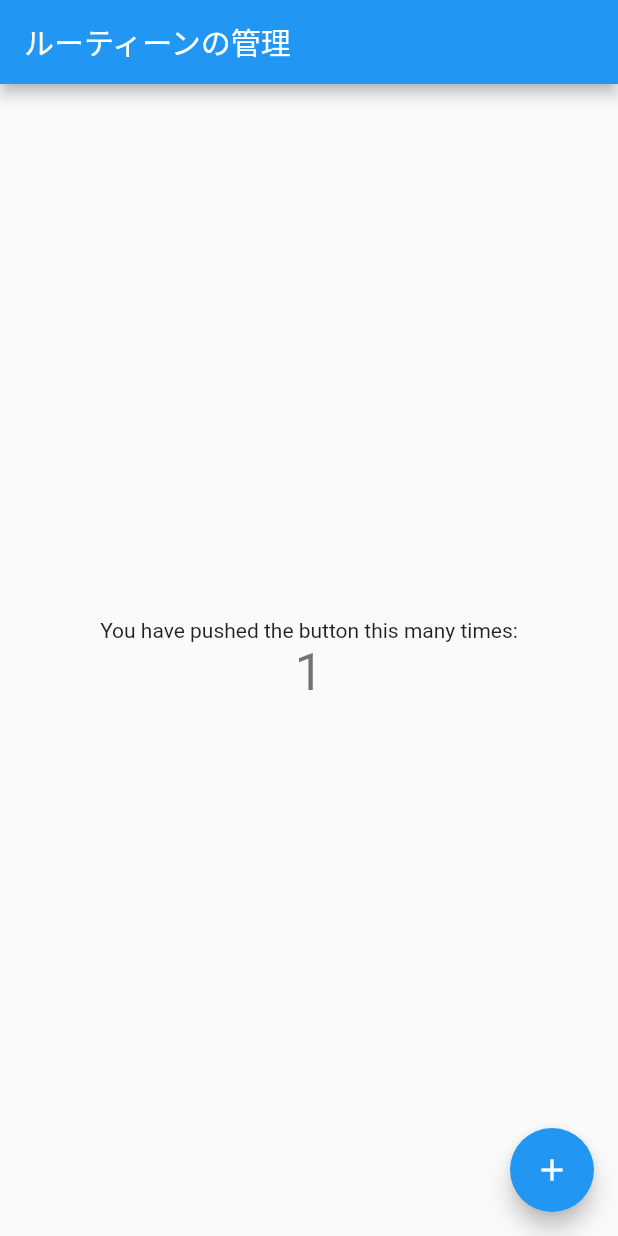
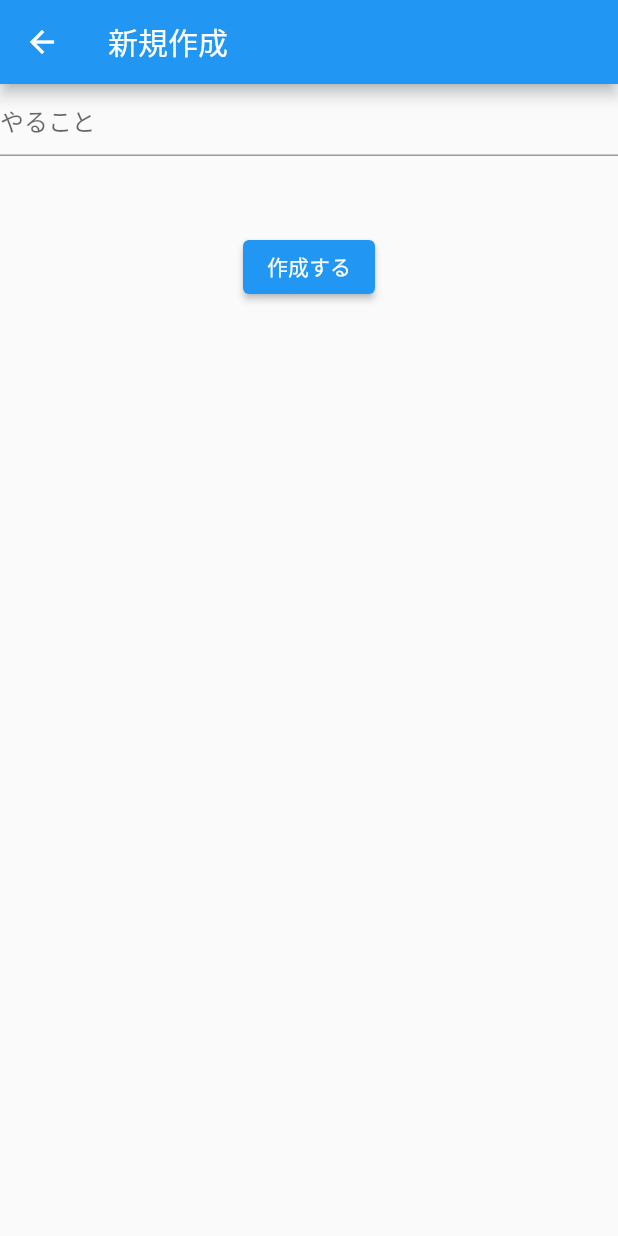
Before and after one commit to Sounn/flutter_todo_app, a Flutter app: the screen it shows after launch, after a tap on the "add" icon, on a phone screen of 412 x 824 dp. Run offline on Flutter 3.47's test engine with Material 2 defaults, Android fonts, the phone set to English and light mode, and no system bars; our stand-ins replace cloud_firestore, firebase_core; accounts and stored records are empty.

Commit message:
add/ save todo to firestore db

```diff
--- a/lib/main.dart
+++ b/lib/main.dart
@@ -3,6 +3,8 @@ import 'package:firebase_core/firebase_core.dart';
 import 'package:cloud_firestore/cloud_firestore.dart';
 
 void main() {
+  WidgetsFlutterBinding.ensureInitialized();
+  Firebase.initializeApp();
   runApp(MyApp());
 }
 
@@ -11,12 +13,17 @@ class MyApp extends StatelessWidget {
   @override
   Widget build(BuildContext context) {
     return MaterialApp(
+      debugShowCheckedModeBanner: false,
       title: 'Flutter Demo',
       theme: ThemeData(
         primarySwatch: Colors.blue,
         visualDensity: VisualDensity.adaptivePlatformDensity,
       ),
-      home: MyHomePage(title: 'ルーティーンの管理'),
+      home: MyHomePage(),
+      routes: <String, WidgetBuilder> {
+        '/home': (BuildContext context) => MyHomePage(),
+        '/new': (BuildContext context) => NewTodoPage()
+      },
     );
   }
 }
@@ -29,39 +36,108 @@ class MyHomePage extends StatefulWidget {
 }
 
 class _MyHomePageState extends State<MyHomePage> {
-  int _counter = 0;
-
-  void _incrementCounter() {
-    setState(() {
-      _counter++;
-    });
-  }
+  final items = List<String>.generate(10, (i) => "ToDo $i");
 
   @override
   Widget build(BuildContext context) {
     return Scaffold(
       appBar: AppBar(
-        title: Text(widget.title),
+        title: Text('todo'),
       ),
-      body: Center(
-        child: Column(
-          mainAxisAlignment: MainAxisAlignment.center,
-          children: <Widget>[
-            Text(
-              'You have pushed the button this many times:',
+      body: Container(
+        child: ListView.builder(
+            itemCount: items.length,
+            itemBuilder: (context,index){
+            return ListTile(
+                title: Text('${items[index]}')
+              );
+            }
             ),
-            Text(
-              '$_counter',
-              style: Theme.of(context).textTheme.headline4,
-            ),
-          ],
-        ),
       ),
       floatingActionButton: FloatingActionButton(
-        onPressed: _incrementCounter,
+        onPressed: (){
+          Navigator.of(context).pushNamed("/new");
+        },
         tooltip: 'Increment',
         child: Icon(Icons.add),
-      ), // This trailing comma makes auto-formatting nicer for build methods.
+      ),
     );
   }
 }
+
+class NewTodoPage extends StatefulWidget {
+  @override
+  _NewTodoPageState createState() => _NewTodoPageState();
+}
+class _NewTodoPageState extends State<NewTodoPage> {
+  String todoText = '';
+  @override
+  Widget build(BuildContext context) {
+    return Scaffold(
+      appBar: AppBar(
+        title: Text('新規作成'),
+      ),
+      body: Container(
+        child: Column(
+        children: <Widget>[
+          TextFormField(
+            decoration: InputDecoration(
+              hintText: 'やること',
+            ),
+            // // 複数行のテキスト入力
+            // keyboardType: TextInputType.multiline,
+            // // 最大3行
+            // maxLines: 3,
+            onChanged: (String value) {
+                todoText = value;
+            },
+          ),
+          Padding(
+            padding: const EdgeInsets.symmetric(vertical: 50.0),
+            child: ElevatedButton(
+              child: Text('作成する'),
+              onPressed: () async {
+                final date = DateTime.now().toLocal().toIso8601String(); // 現在の日時,後で時間指定出来るようにする
+                await FirebaseFirestore.instance
+                        .collection('tasks') // コレクションID指定
+                        .doc() // ドキュメントID自動生成
+                        // ignore: deprecated_member_use
+                        .setData({
+                          'todo': todoText,
+                          'timer': date
+                        });// データ
+                Navigator.of(context).pushReplacementNamed("/home");
+              },
+            ),
+          ),
+        ],
+      ),
+      ),
+    );
+  }
+}
+
+// class _ChangeFormState extends State<ChangeForm> {
+
+//   TimeOfDay _time = new TimeOfDay.now();
+
+//   Future<Null> _selectTime(BuildContext context) async {
+//     final TimeOfDay picked = await showTimePicker(
+//         context: context,
+//         initialTime: _time,
+//     );
+//     if(picked != null) setState(() => _time = picked);
+//   }
+
+//   Widget build(BuildContext context) {
+//     return Container(
+//         padding: const EdgeInsets.all(50.0),
+//         child: Column(
+//           children: <Widget>[
+//             Center(child:Text("${_time}")),
+//             new RaisedButton(onPressed: () => _selectTime(context), child: new Text('時間選択'),)
+//           ],
+//         )
+//     );
+//   }
+// }
```
Also changed, not shown: 1 other file.
